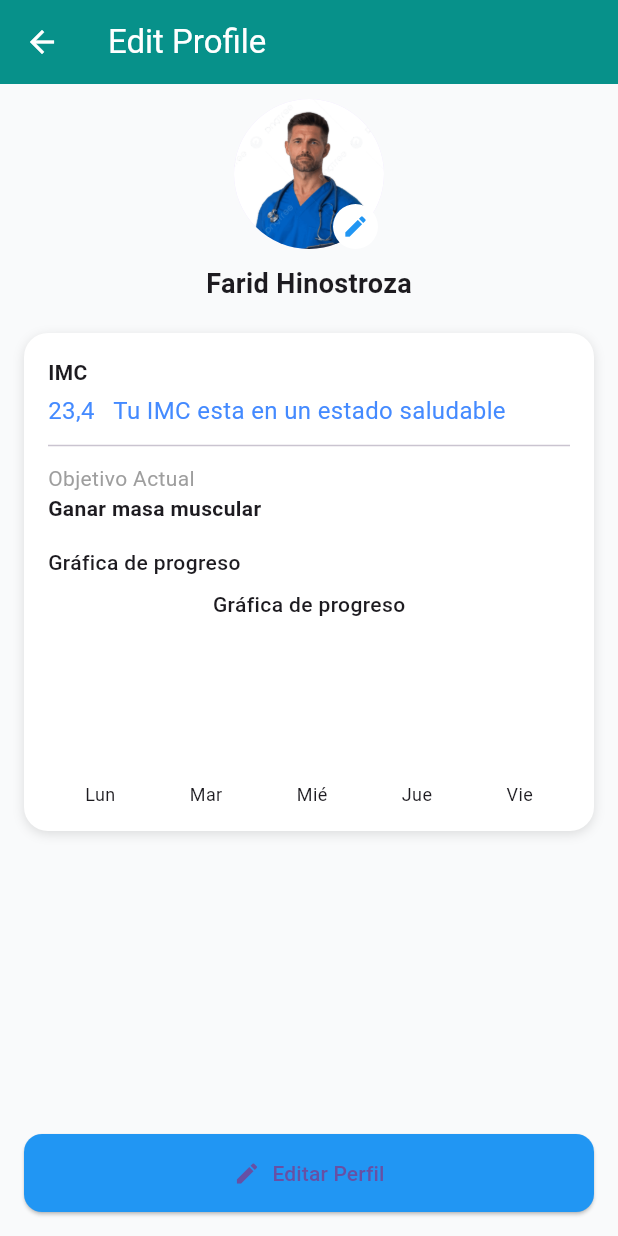
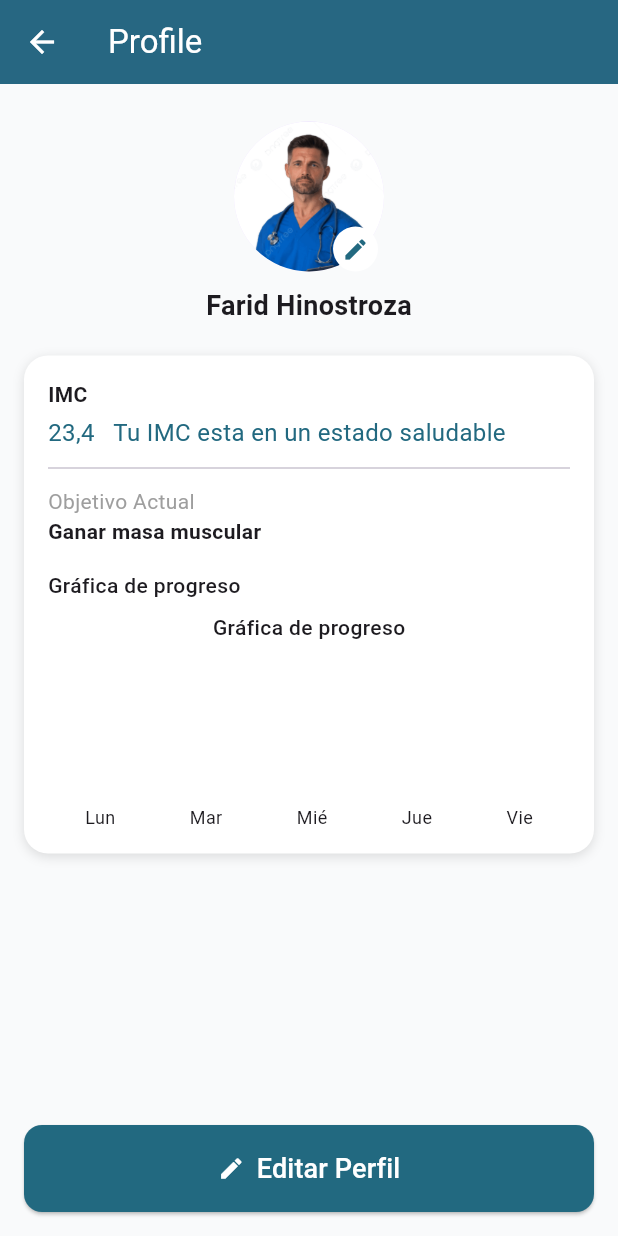
Before and after one commit to HabitsGo-ChfHeroes/habits_go_front, a Flutter app: the ProgressScreen screen opened by its route, after a tap on the "person" icon, on a phone screen of 412 x 824 dp. Run offline on Flutter 3.47's test engine with Material 3 defaults, Android fonts, the phone set to English and light mode, and no system bars; our stand-ins replace fl_chart, google_fonts, lottie.

Commit message:
fix color palette

```diff
--- a/lib/screens/daily_plan_screen.dart
+++ b/lib/screens/daily_plan_screen.dart
@@ -94,6 +94,12 @@ Widget build(BuildContext context) {
         onPressed: () => Navigator.pop(context),
       ),
       actions: [
+        IconButton(
+          icon: const Icon(Icons.person),
+          onPressed: () {
+            Navigator.pushNamed(context, "user_settings");
+          },
+        ),
         IconButton(
           icon: const Icon(Icons.notifications),
           onPressed: () {
--- a/lib/screens/progress_screen.dart
+++ b/lib/screens/progress_screen.dart
@@ -20,6 +20,12 @@ class ProgressScreen extends StatelessWidget {
             icon: Icon(Icons.person, color: Colors.black),
             onPressed: () {
               Navigator.of(context).pushNamed("user_settings");
+            },
+          ),
+          IconButton(
+            icon: Icon(Icons.notifications, color: Colors.black),
+            onPressed: () {
+              Navigator.of(context).pushNamed("alerts");
             },
           ),
         ],
--- a/lib/screens/user_settings_screen.dart
+++ b/lib/screens/user_settings_screen.dart
@@ -13,12 +13,12 @@ class _UserSettingsScreenState extends State<UserSettingsScreen> {
     return Scaffold(
       backgroundColor: const Color(0xFFF9FAFB),
       appBar: AppBar(
-        title: const Text("Edit Profile"),
+        title: const Text("Profile"),
         leading: IconButton(
           icon: const Icon(Icons.arrow_back),
           onPressed: () => Navigator.pop(context),
         ),
-        backgroundColor: Colors.teal,
+        backgroundColor: Color(0xFF226980),
         foregroundColor: Colors.white,
         elevation: 2,
       ),
@@ -27,7 +27,7 @@ class _UserSettingsScreenState extends State<UserSettingsScreen> {
           children: [
             // Header
             // Profile section
-            const SizedBox(height: 10),
+            const SizedBox(height: 25),
             Center(
               child: Column(
                 children: [
@@ -43,7 +43,7 @@ class _UserSettingsScreenState extends State<UserSettingsScreen> {
                         child: CircleAvatar(
                           radius: 15,
                           backgroundColor: Colors.white,
-                          child: Icon(Icons.edit, size: 18, color: Colors.blue),
+                          child: Icon(Icons.edit, size: 18, color: Color(0xFF226980)),
                         ),
                       ),
                     ],
@@ -79,7 +79,7 @@ class _UserSettingsScreenState extends State<UserSettingsScreen> {
                       SizedBox(height: 4),
                       Text(
                         "23,4   Tu IMC esta en un estado saludable",
-                        style: TextStyle(fontSize: 16, color: Colors.blueAccent),
+                        style: TextStyle(fontSize: 16, color: Color(0xFF226980)),
                       ),
                       Divider(height: 24),
                       Text("Objetivo Actual", style: TextStyle(color: Colors.grey)),
@@ -104,13 +104,19 @@ class _UserSettingsScreenState extends State<UserSettingsScreen> {
                 child: ElevatedButton.icon(
                   onPressed: () {},
                   icon: const Icon(Icons.edit),
-                  label: const Text("Editar Perfil"),
+                  label: const Text(
+                    "Editar Perfil",
+                    style: TextStyle(
+                      fontSize: 18,
+                    ),
+                  ),
                   style: ElevatedButton.styleFrom(
                     padding: const EdgeInsets.symmetric(vertical: 16),
                     shape: RoundedRectangleBorder(
                       borderRadius: BorderRadius.circular(12),
                     ),
-                    backgroundColor: Colors.blue,
+                    backgroundColor: Color(0xFF226980),
+                    foregroundColor: Colors.white
                   ),
                 ),
               ),
```
